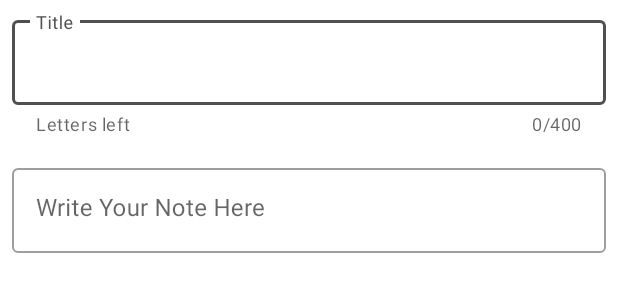
After one commit to michaelzap94/lasantabiblia, an Android app: the layout note_dialog.xml on its own in the app's theme, with its tools: preview values and no code run, on a phone screen of 412 x 824 dp. The commit adds this screen. Shown: the top 300 px of the screen. Run offline under Robolectric (Android 15) with nearby library versions, the light colour scheme and no system bars.

Commit message:
INSERT AND EDIT note working

```diff
--- a/app/src/main/java/com/zapatatech/santabiblia/DatabaseHelper/ContentDBHelper.java
+++ b/app/src/main/java/com/zapatatech/santabiblia/DatabaseHelper/ContentDBHelper.java
@@ -195,8 +195,8 @@ public class ContentDBHelper extends SQLiteOpenHelper {
         int i;
         ArrayList<POJONote> list = new ArrayList();
         try {
-            String query = "SELECT * FROM notes WHERE user_id = " +userId+ " AND label_id='" + label_id +"'";
-            innerCursor = this.db.rawQuery(query, new String[]{String.valueOf(userId)});
+            String query = "SELECT * FROM notes WHERE user_id = ? AND label_id= ?";
+            innerCursor = this.db.rawQuery(query, new String[]{String.valueOf(userId), label_id});
             if (innerCursor.moveToFirst()) {
                 rowCount = innerCursor.getCount();
                 for (i = 0; i < rowCount; i++) {
@@ -429,7 +429,7 @@ public class ContentDBHelper extends SQLiteOpenHelper {
             cv.put("title", note.getTitle());
             cv.put("content", note.getContent());
             cv.put("state", 0);
-            this.db.update("labels", cv, "_id = ? AND user_id = ?", new String[]{note.get_id(), String.valueOf(userId)});
+            this.db.update("notes", cv, "_id = ? AND user_id = ?", new String[]{note.get_id(), String.valueOf(userId)});
 
             updateSyncUp(null, null, 0, null);
             db.setTransactionSuccessful();
--- /dev/null
+++ b/app/src/main/res/layout/note_dialog.xml
@@ -0,0 +1,92 @@
+<?xml version="1.0" encoding="utf-8"?>
+<androidx.coordinatorlayout.widget.CoordinatorLayout
+    android:id="@+id/verses_marked_dialog_coordinatorLayout"
+    xmlns:android="http://schemas.android.com/apk/res/android"
+    xmlns:app="http://schemas.android.com/apk/res-auto"
+    android:layout_width="match_parent"
+    android:layout_height="match_parent"
+    android:background="#ffffff"
+    android:fitsSystemWindows="false">
+<!--    <com.google.android.material.appbar.AppBarLayout-->
+<!--        android:layout_width="match_parent"-->
+<!--        android:layout_height="wrap_content"-->
+<!--        android:theme="@style/AppTheme.AppBarOverlay">-->
+<!--        <androidx.appcompat.widget.Toolbar-->
+<!--            android:id="@+id/toolbar"-->
+<!--            android:layout_width="match_parent"-->
+<!--            android:layout_height="wrap_content"-->
+<!--            android:background="?attr/colorPrimary"-->
+<!--            android:minHeight="?attr/actionBarSize"-->
+<!--            app:titleTextAppearance="@style/ToolbarTitleAppearance"-->
+<!--            app:subtitleTextAppearance="@style/ToolbarSubtitleAppearance"-->
+<!--            app:contentInsetStartWithNavigation="0dp"-->
+<!--            app:navigationIcon="@drawable/ic_close"-->
+<!--            app:popupTheme="@style/AppTheme.PopupOverlay"/>-->
+<!--    </com.google.android.material.appbar.AppBarLayout>-->
+    <ScrollView
+        android:layout_width="match_parent"
+        android:layout_height="match_parent">
+    <LinearLayout
+        android:layout_width="match_parent"
+        android:layout_height="match_parent"
+        android:orientation="vertical">
+        <com.google.android.material.textfield.TextInputLayout
+            android:id="@+id/addNoteTitle"
+            style="@style/Widget.MaterialComponents.TextInputLayout.OutlinedBox"
+            android:layout_width="match_parent"
+            android:layout_height="wrap_content"
+            android:layout_margin="8dp"
+            app:errorEnabled="true"
+            app:counterEnabled="true"
+            app:counterMaxLength="400"
+            app:helperTextEnabled="true"
+            app:helperText="Letters left"
+            android:hint="Title">
+
+            <com.google.android.material.textfield.TextInputEditText
+                android:layout_width="match_parent"
+                android:layout_height="wrap_content"
+                android:inputType="textCapWords"
+                />
+
+        </com.google.android.material.textfield.TextInputLayout>
+
+        <com.google.android.material.textfield.TextInputLayout
+            android:id="@+id/addNoteContent"
+            style="@style/Widget.MaterialComponents.TextInputLayout.OutlinedBox"
+            android:layout_width="match_parent"
+            android:layout_height="match_parent"
+            android:layout_margin="8dp"
+            android:hint="Write Your Note Here"
+            android:backgroundTint="@android:color/transparent"
+            app:errorEnabled="true">
+
+            <com.google.android.material.textfield.TextInputEditText
+                android:layout_width="match_parent"
+                android:layout_height="match_parent"
+                android:gravity="start|top"
+                android:ems="10"
+                android:textColor="#000000"
+                android:inputType="text|textAutoComplete|textMultiLine|textLongMessage"
+                />
+
+        </com.google.android.material.textfield.TextInputLayout>
+
+<!--        <EditText-->
+<!--            android:id="@+id/addNoteContent"-->
+<!--            android:layout_width="match_parent"-->
+<!--            android:layout_height="match_parent"-->
+<!--            android:clickable="true"-->
+<!--            android:focusable="true"-->
+<!--            android:layout_marginStart="8dp"-->
+<!--            android:layout_marginEnd="8dp"-->
+<!--            android:layout_marginBottom="8dp"-->
+<!--            android:backgroundTint="@android:color/transparent"-->
+<!--            android:ems="10"-->
+<!--            android:gravity="start|top"-->
+<!--            android:hint="Write Your Note Here"-->
+<!--            android:inputType="textMultiLine"-->
+<!--            android:textColor="#000000" />-->
+    </LinearLayout>
+    </ScrollView>
+</androidx.coordinatorlayout.widget.CoordinatorLayout>
```
Also changed, not shown: app/src/main/java/com/zapatatech/santabiblia/adapters/RecyclerView/DashboardNotesRVA.java (+36 -12 lines), app/src/main/java/com/zapatatech/santabiblia/fragments/dashboard/DashboardLabelFragment.java (+8 -6 lines), app/src/main/java/com/zapatatech/santabiblia/fragments/dashboard/DashboardNotesFragment.java (+31 -6 lines), app/src/main/java/com/zapatatech/santabiblia/fragments/dialogs/NoteDialog.java (added, +215 -0 lines), app/src/main/java/com/zapatatech/santabiblia/retrofit/Pojos/POJONote.java (+47 -1 lines), app/src/main/java/com/zapatatech/santabiblia/viewmodel/NotesRepository.java (+20 -10 lines), app/src/main/java/com/zapatatech/santabiblia/viewmodel/NotesViewModel.java (+11 -1 lines).
